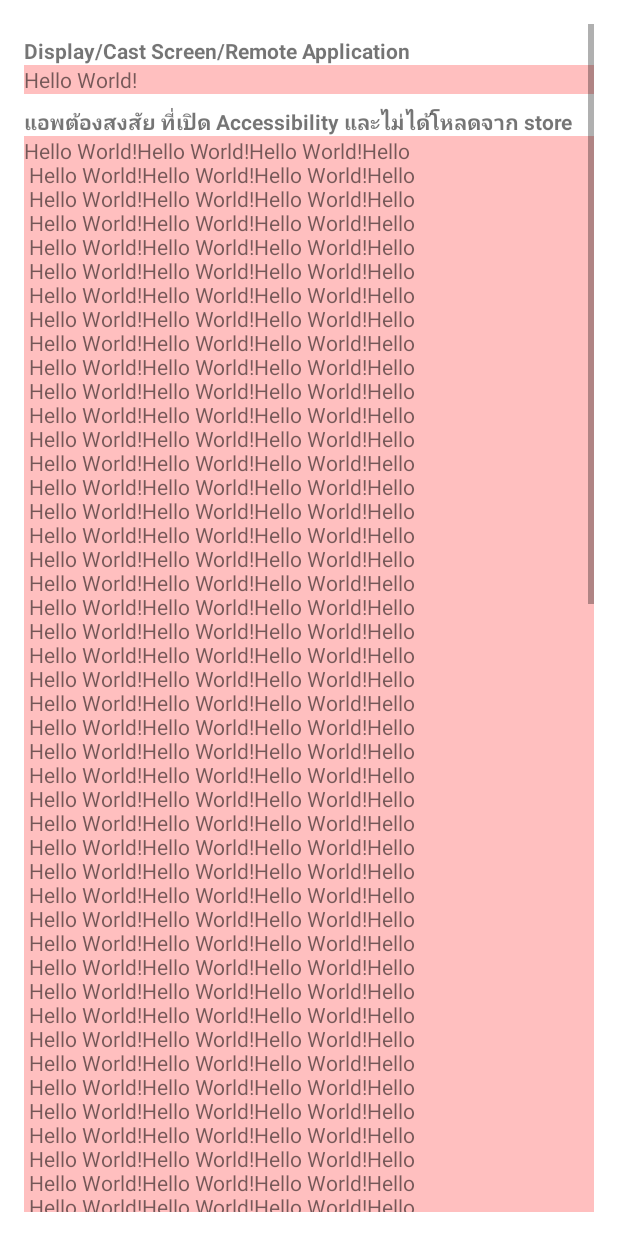
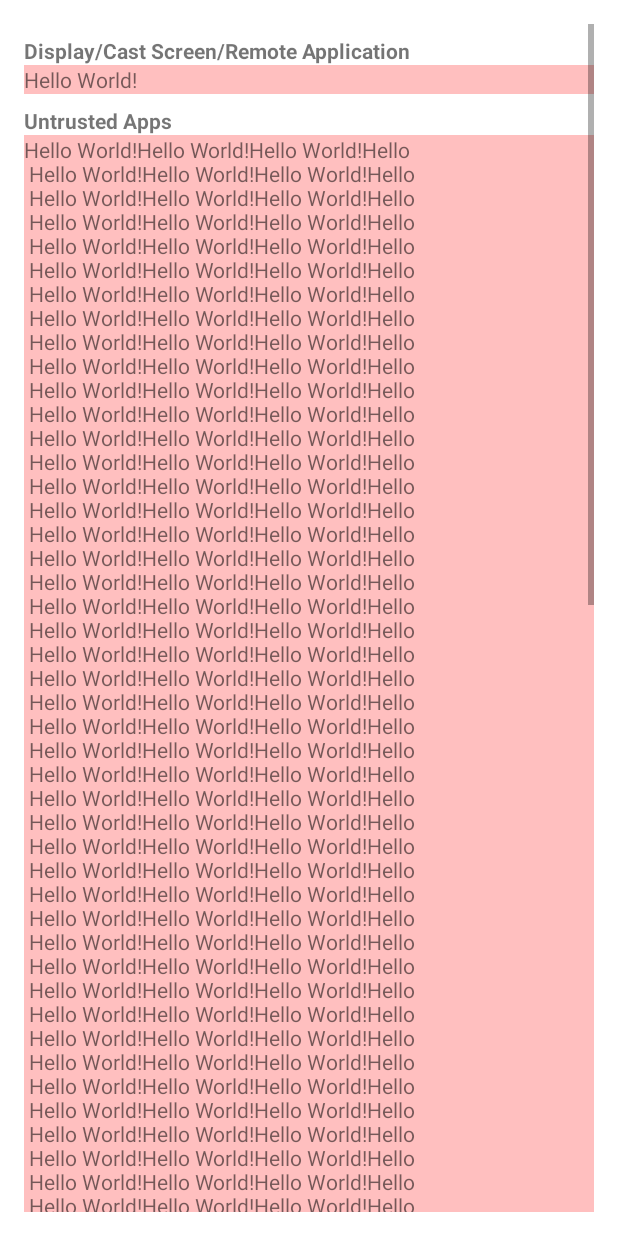
Before and after one commit to engkhempatipan/AntiFraud, an Android app: the layout activity_main.xml on its own in the app's theme, with its tools: preview values and no code run, on a phone screen of 412 x 824 dp. Run offline under Robolectric (Android 15) with nearby library versions, the phone set to English and light mode, and no system bars.

Commit message:
change wording.

```diff
--- a/app/src/main/res/layout/activity_main.xml
+++ b/app/src/main/res/layout/activity_main.xml
@@ -45,7 +45,7 @@
                 android:layout_width="match_parent"
                 android:layout_height="match_parent"
                 android:layout_marginTop="8dp"
-                android:text="แอพต้องสงสัย ที่เปิด Accessibility และไม่ได้โหลดจาก store"
+                android:text="Untrusted Apps"
                 android:textStyle="bold"
                 app:layout_constraintBottom_toBottomOf="parent"
                 app:layout_constraintEnd_toEndOf="parent"
@@ -68,7 +68,7 @@
                 android:layout_width="match_parent"
                 android:layout_height="match_parent"
                 android:layout_marginTop="16dp"
-                android:text="แอพในเครื่องที่เปิด Accessibility"
+                android:text="Accessibility Enabled"
                 android:textStyle="bold"
                 app:layout_constraintBottom_toBottomOf="parent"
                 app:layout_constraintEnd_toEndOf="parent"
```
